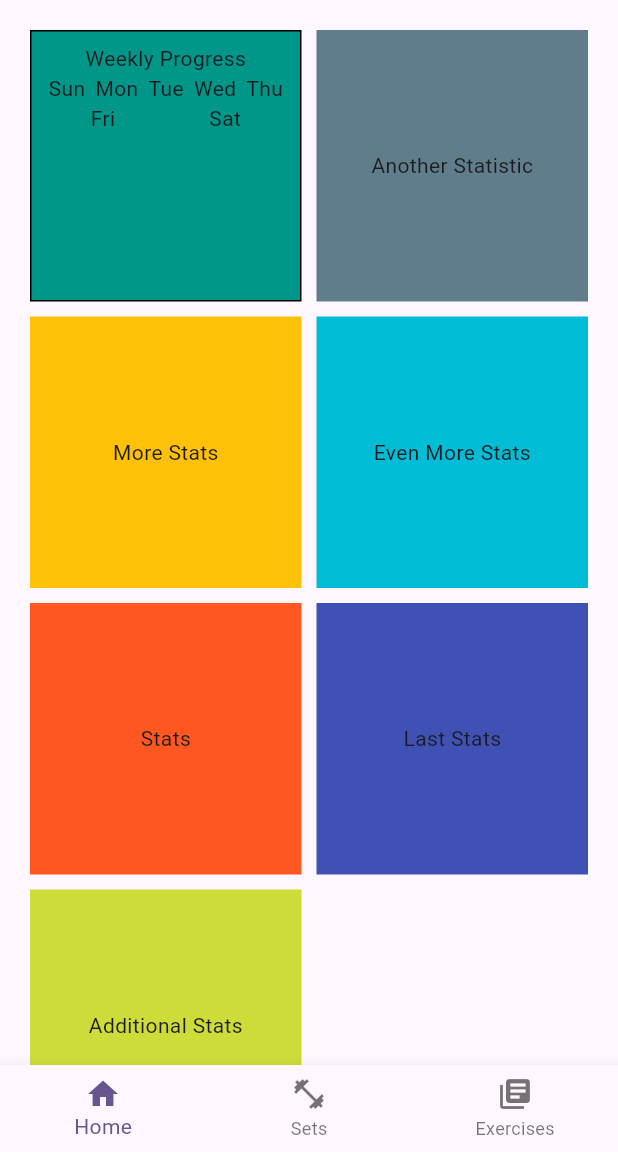
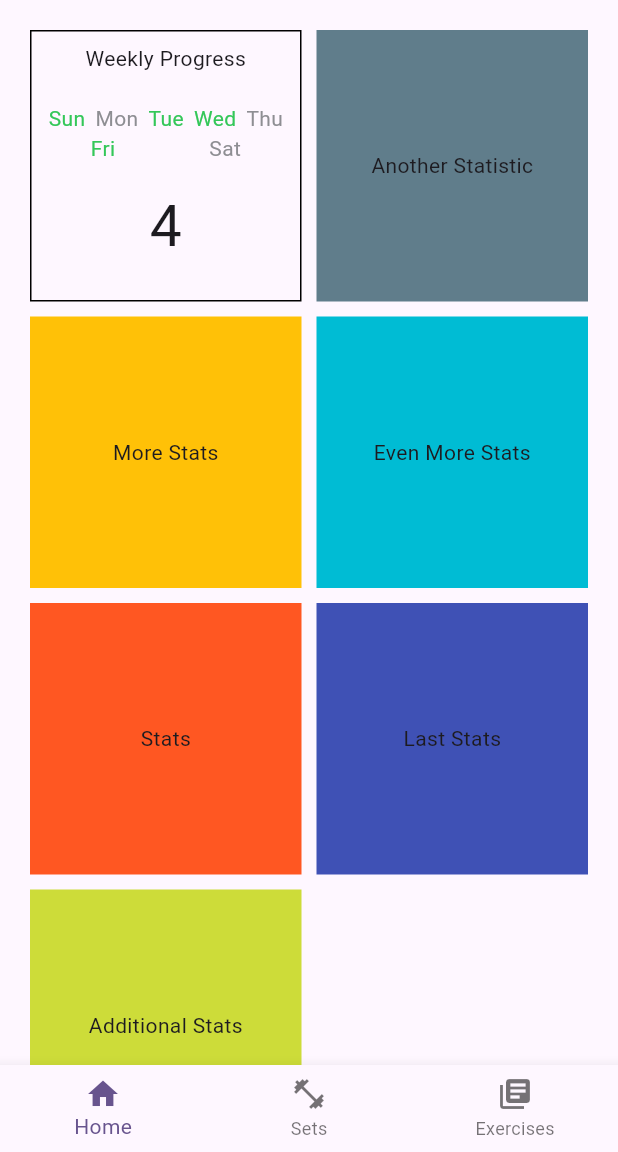
Before and after one commit to igorbasko01/exercise-management, a Flutter app: the screen it shows after launch, on a phone screen of 412 x 824 dp, the part 84-1236 px from its top. Run offline on Flutter 3.47's test engine with Material 3 defaults, Android fonts, the phone set to English and light mode, and no system bars; our stand-ins replace logger, sqflite; accounts and stored records are empty.

Commit message:
finalize ui for weekly progress statistic

```diff
--- a/lib/presentation/pages/home_page.dart
+++ b/lib/presentation/pages/home_page.dart
@@ -17,7 +17,6 @@ class HomePage extends StatelessWidget {
         Container(
           padding: const EdgeInsets.all(8),
           decoration: BoxDecoration(
-              color: Colors.teal,
               border: Border.all()
           ),
           child: WeeklyProgressStatisticWidget(),
--- a/lib/presentation/widgets/weekly_progress_statistic_widget.dart
+++ b/lib/presentation/widgets/weekly_progress_statistic_widget.dart
@@ -1,8 +1,20 @@
 import 'package:flutter/cupertino.dart';
 
 class WeeklyProgressStatisticWidget extends StatelessWidget {
-  static const List<String> weekDays = ['Sun', 'Mon', 'Tue', 'Wed', 'Thu'];
-  static const List<String> weekendDays = ['Fri', 'Sat'];
+  static const List<String> _days = [
+    'Sun',
+    'Mon',
+    'Tue',
+    'Wed',
+    'Thu',
+    'Fri',
+    'Sat'
+  ];
+
+  // TODO: Replace with data from view model
+  final List<bool> _daysExercised = const [
+    true, false, true, true, false, true, false
+  ];
 
   const WeeklyProgressStatisticWidget({super.key});
 
@@ -10,22 +22,59 @@ class WeeklyProgressStatisticWidget extends StatelessWidget {
   Widget build(BuildContext context) {
     return Column(
       children: [
-        Text('Weekly Progress'),
+        const Text('Weekly Progress'),
+        const SizedBox(height: 20),
         Row(
           mainAxisAlignment: MainAxisAlignment.spaceAround,
-          children: weekDays
-              .map((day) => Column(
-                    children: [Text(day)],
+          children: _days
+              .sublist(0, 5)
+              .asMap()
+              .entries
+              .map((entry) => _DayIndicator(
+                    day: entry.value,
+                    exercised: _daysExercised[entry.key],
                   ))
               .toList(),
         ),
         Row(
           mainAxisAlignment: MainAxisAlignment.spaceAround,
-          children: weekendDays
-              .map((day) => Column(
-                    children: [Text(day)],
+          children: _days
+              .sublist(5)
+              .asMap()
+              .entries
+              .map((entry) => _DayIndicator(
+                    day: entry.value,
+                    exercised: _daysExercised[entry.key + 5],
                   ))
               .toList(),
+        ),
+        const SizedBox(height: 15),
+        Text('${_daysExercised.where((e) => e).length}', style: const TextStyle(fontSize: 38),),
+      ],
+    );
+  }
+}
+
+class _DayIndicator extends StatelessWidget {
+  final String day;
+  final bool exercised;
+
+  const _DayIndicator({
+    required this.day,
+    required this.exercised,
+  });
+
+  @override
+  Widget build(BuildContext context) {
+    return Column(
+      children: [
+        Text(
+          day,
+          style: TextStyle(
+            color: exercised
+                ? CupertinoColors.activeGreen
+                : CupertinoColors.systemGrey,
+          ),
         ),
       ],
     );
```
